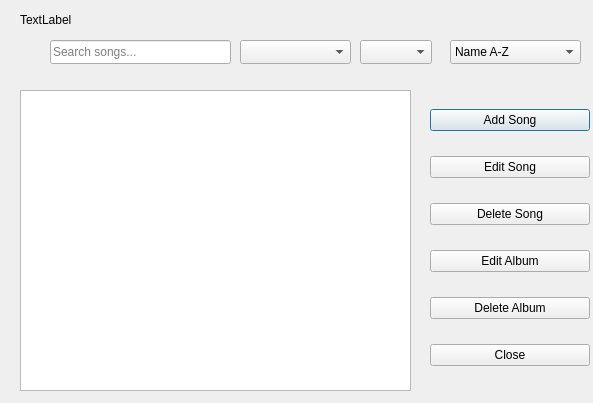
Qt form albumsongsdialog.ui (Kiana-hash/MusicAppQt) before a commit.
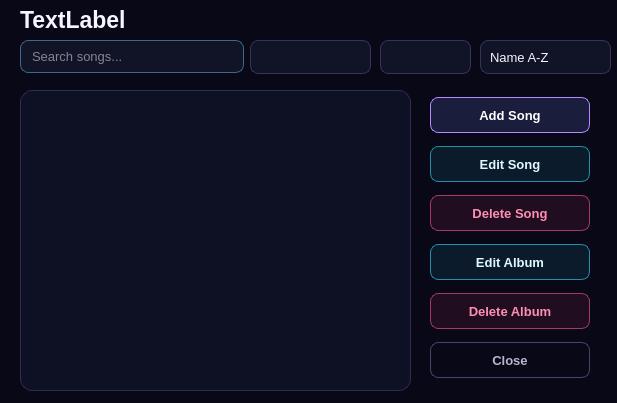
The same form after that commit.

Commit message: made the ui stylish with stylesheets and added resource file for  background images inside app

The edit to the form file:
```diff
--- a/albumsongsdialog.ui
+++ b/albumsongsdialog.ui
@@ -6,13 +6,370 @@
    <rect>
     <x>0</x>
     <y>0</y>
-    <width>593</width>
+    <width>617</width>
     <height>403</height>
    </rect>
   </property>
   <property name="windowTitle">
    <string>Dialog</string>
   </property>
+  <property name="styleSheet">
+   <string notr="true">/* =========================================
+   SHARED DARK SYNTHWAVE FOUNDATION
+   ========================================= */
+
+QWidget {
+    color: #F7F5FF;
+    font-family: &quot;Segoe UI&quot;;
+    font-size: 10pt;
+}
+
+QDialog,
+QMainWindow {
+    background-color: #080817;
+}
+
+/* ---------- Labels ---------- */
+
+QLabel {
+    color: #F7F5FF;
+    background-color: transparent;
+}
+
+/* ---------- Text inputs ---------- */
+
+QLineEdit,
+QTextEdit,
+QSpinBox,
+QComboBox {
+    color: #F7F5FF;
+    background-color: rgba(17, 19, 39, 235);
+
+    border: 1px solid #37335C;
+    border-radius: 8px;
+
+    padding: 6px 9px;
+
+    selection-background-color: #8B5CF6;
+    selection-color: white;
+}
+
+QLineEdit:hover,
+QTextEdit:hover,
+QSpinBox:hover,
+QComboBox:hover {
+    border-color: #625A92;
+}
+
+QLineEdit:focus,
+QTextEdit:focus,
+QSpinBox:focus,
+QComboBox:focus {
+    background-color: #151831;
+    border: 1px solid #27D7F2;
+}
+
+QLineEdit:disabled,
+QTextEdit:disabled,
+QSpinBox:disabled,
+QComboBox:disabled {
+    color: #686581;
+    background-color: #0E1022;
+    border-color: #25233D;
+}
+
+/* ---------- Combo box ---------- */
+
+QComboBox::drop-down {
+    width: 25px;
+    border: none;
+}
+
+QComboBox QAbstractItemView {
+    color: #F7F5FF;
+    background-color: #14162D;
+
+    border: 1px solid #534B82;
+    border-radius: 7px;
+
+    padding: 4px;
+    outline: none;
+
+    selection-color: white;
+    selection-background-color: #734BD1;
+}
+
+/* ---------- Buttons ---------- */
+
+QPushButton {
+    min-height: 30px;
+
+    color: #F7F5FF;
+    background-color: #1A1D3B;
+
+    border: 1px solid #49446F;
+    border-radius: 8px;
+
+    padding: 2px 12px;
+
+    font-weight: 600;
+}
+
+QPushButton:hover {
+    background-color: #27264D;
+    border-color: #9B7CFF;
+}
+
+QPushButton:pressed {
+    background-color: #342A68;
+    border-color: #F15BB5;
+}
+
+QPushButton:focus {
+    border-color: #27D7F2;
+}
+
+QPushButton:disabled {
+    color: #686581;
+    background-color: #101225;
+    border-color: #282640;
+}
+
+/* ---------- Lists ---------- */
+
+QListWidget {
+    color: #F7F5FF;
+    background-color: rgba(14, 16, 35, 238);
+
+    border: 1px solid #302D52;
+    border-radius: 12px;
+
+    padding: 5px;
+    outline: none;
+}
+
+QListWidget::item {
+    min-height: 34px;
+
+    margin: 2px;
+    padding: 6px 9px;
+
+    border-radius: 8px;
+}
+
+QListWidget::item:hover {
+    background-color: rgba(93, 68, 157, 125);
+}
+
+QListWidget::item:selected {
+    color: white;
+    background-color: #6842C2;
+}
+
+/* ---------- Scrollbars ---------- */
+
+QScrollBar:vertical {
+    width: 10px;
+
+    background-color: transparent;
+
+    margin: 5px 2px 5px 0;
+}
+
+QScrollBar::handle:vertical {
+    min-height: 30px;
+
+    background-color: #4C4477;
+    border-radius: 5px;
+}
+
+QScrollBar::handle:vertical:hover {
+    background-color: #8B5CF6;
+}
+
+QScrollBar::add-line:vertical,
+QScrollBar::sub-line:vertical,
+QScrollBar::add-page:vertical,
+QScrollBar::sub-page:vertical {
+    height: 0;
+    background-color: transparent;
+}
+
+/* ---------- Radio buttons ---------- */
+
+QRadioButton {
+    color: #D8D4EC;
+    spacing: 7px;
+}
+
+QRadioButton::indicator {
+    width: 15px;
+    height: 15px;
+
+    background-color: #111327;
+
+    border: 1px solid #625A92;
+    border-radius: 8px;
+}
+
+QRadioButton::indicator:hover {
+    border-color: #27D7F2;
+}
+
+QRadioButton::indicator:checked {
+    background-color: #F15BB5;
+    border: 4px solid #211B43;
+}
+
+/* ---------- Sliders ---------- */
+
+QSlider::groove:horizontal {
+    height: 6px;
+
+    background-color: #292642;
+    border-radius: 3px;
+}
+
+QSlider::sub-page:horizontal {
+    background: qlineargradient(
+        x1: 0,
+        y1: 0,
+        x2: 1,
+        y2: 0,
+        stop: 0 #27D7F2,
+        stop: 0.52 #8B5CF6,
+        stop: 1 #F15BB5
+    );
+
+    border-radius: 3px;
+}
+
+QSlider::add-page:horizontal {
+    background-color: #292642;
+    border-radius: 3px;
+}
+
+QSlider::handle:horizontal {
+    width: 15px;
+
+    margin: -5px 0;
+
+    background-color: #F7F5FF;
+
+    border: 2px solid #A66CFF;
+    border-radius: 8px;
+}
+
+QSlider::handle:horizontal:hover {
+    background-color: #27D7F2;
+    border-color: white;
+}
+
+/* ---------- Tooltips ---------- */
+
+QToolTip {
+    color: white;
+    background-color: #171A35;
+
+    border: 1px solid #8B5CF6;
+    border-radius: 5px;
+
+    padding: 5px;
+}
+
+/* ---------- Message boxes ---------- */
+
+QMessageBox {
+    background-color: #0D0F20;
+}
+
+QMessageBox QLabel {
+    min-width: 260px;
+    color: #F7F5FF;
+}
+
+QMessageBox QPushButton {
+    min-width: 84px;
+}
+
+/* ARTIST ALBUM SONGS */
+
+QDialog#AlbumSongsDialog {
+    background: qlineargradient(
+        x1: 0,
+        y1: 0,
+        x2: 1,
+        y2: 1,
+        stop: 0 #080817,
+        stop: 0.58 #11142D,
+        stop: 1 #24143E
+    );
+}
+
+QLabel#titleLabel {
+    color: #F7F5FF;
+
+    font-family: &quot;Bahnschrift&quot;;
+    font-size: 17pt;
+    font-weight: 700;
+}
+
+QLineEdit#searchLineEdit {
+    border-color: #3F688B;
+}
+
+QPushButton#addSongButton {
+    color: white;
+
+    background: qlineargradient(
+        x1: 0,
+        y1: 0,
+        x2: 1,
+        y2: 0,
+        stop: 0 #6941C6,
+        stop: 0.55 #8B5CF6,
+        stop: 1 #D946A5
+    );
+
+    border-color: #B58AFF;
+}
+
+QPushButton#addSongButton:hover {
+    border-color: #27D7F2;
+}
+
+QPushButton#editSongButton,
+QPushButton#editAlbumButton {
+    color: #DFFAFF;
+    background-color: rgba(39, 215, 242, 24);
+    border-color: #238EA4;
+}
+
+QPushButton#editSongButton:hover,
+QPushButton#editAlbumButton:hover {
+    color: #07151A;
+    background-color: #27D7F2;
+}
+
+QPushButton#deleteSongButton,
+QPushButton#deleteAlbumButton {
+    color: #FF8EB4;
+    background-color: rgba(183, 43, 91, 35);
+    border-color: #A63A61;
+}
+
+QPushButton#deleteSongButton:hover,
+QPushButton#deleteAlbumButton:hover {
+    color: white;
+    background-color: #B72B5B;
+    border-color: #FF8EB4;
+}
+
+QPushButton#closeButton {
+    color: #B9B4CF;
+    background-color: transparent;
+}</string>
+  </property>
   <widget class="QListWidget" name="songsListWidget">
    <property name="geometry">
     <rect>
@@ -82,7 +439,7 @@
     <rect>
      <x>20</x>
      <y>10</y>
-     <width>121</width>
+     <width>261</width>
      <height>20</height>
     </rect>
    </property>
@@ -93,10 +450,10 @@
   <widget class="QLineEdit" name="searchLineEdit">
    <property name="geometry">
     <rect>
-     <x>50</x>
+     <x>20</x>
      <y>40</y>
-     <width>181</width>
-     <height>24</height>
+     <width>224</width>
+     <height>33</height>
     </rect>
    </property>
    <property name="placeholderText">
@@ -106,30 +463,30 @@
   <widget class="QComboBox" name="genreComboBox">
    <property name="geometry">
     <rect>
-     <x>240</x>
+     <x>250</x>
      <y>40</y>
-     <width>111</width>
-     <height>24</height>
+     <width>121</width>
+     <height>34</height>
     </rect>
    </property>
   </widget>
   <widget class="QComboBox" name="yearComboBox">
    <property name="geometry">
     <rect>
-     <x>360</x>
+     <x>380</x>
      <y>40</y>
-     <width>72</width>
-     <height>24</height>
+     <width>91</width>
+     <height>34</height>
     </rect>
    </property>
   </widget>
   <widget class="QComboBox" name="sortComboBox">
    <property name="geometry">
     <rect>
-     <x>450</x>
+     <x>480</x>
      <y>40</y>
      <width>131</width>
-     <height>24</height>
+     <height>34</height>
     </rect>
    </property>
    <item>
```
The commit also changes 25 other files.
